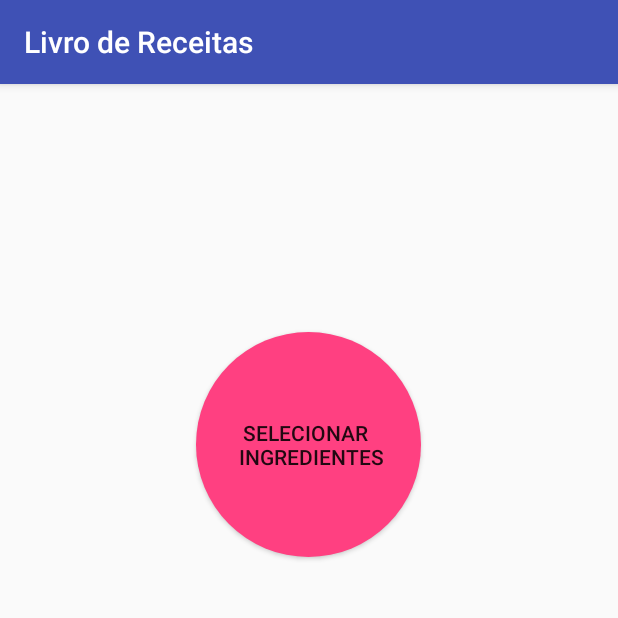
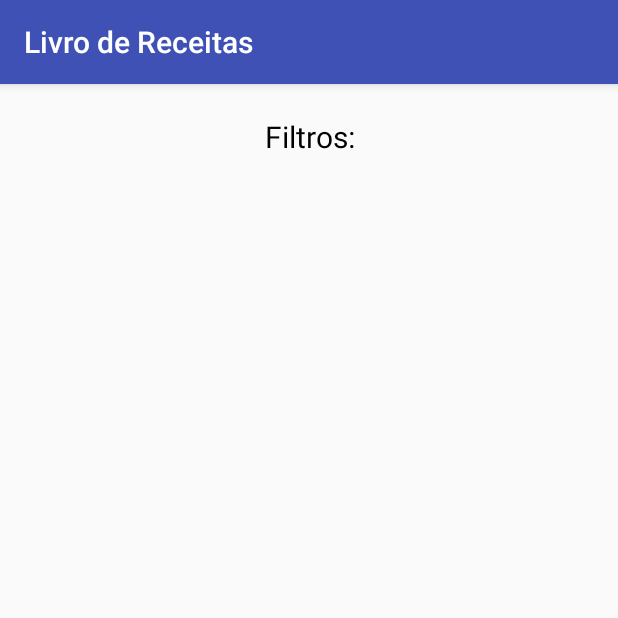
Before and after one commit to LucasAurelio/livro-de-receitas, an Android app: the screen it shows after launch (MainActivity), after a tap on an icon or button, on a phone screen of 412 x 824 dp, the top half of it. Run offline under Robolectric (Android 15) with nearby library versions, the phone set to English and light mode, and no system bars; libraries missing offline, so code that uses them is left out: com.roughike.bottombar; 8 statements that could not run were skipped.

Commit message:
Adicionando fragment de pesquisa, ainda sem layout

```diff
--- a/app/src/main/java/com/projetoes/livrodereceitas/MainActivity.java
+++ b/app/src/main/java/com/projetoes/livrodereceitas/MainActivity.java
@@ -1,32 +1,87 @@
 package com.projetoes.livrodereceitas;
 
+import android.os.PersistableBundle;
 import android.support.annotation.IdRes;
 import android.os.Bundle;
+import android.support.v4.app.Fragment;
+import android.support.v4.app.FragmentManager;
+import android.support.v4.app.FragmentTransaction;
 import android.support.v7.app.AppCompatActivity;
+import android.util.Log;
 import android.view.View;
 import android.widget.Toast;
 
+import com.projetoes.livrodereceitas.fragments.InitialFragment;
+import com.projetoes.livrodereceitas.fragments.SearchFragment;
 import com.roughike.bottombar.BottomBar;
 import com.roughike.bottombar.OnMenuTabClickListener;
 
 public class MainActivity extends AppCompatActivity {
 
     private BottomBar mBottomBar;
+    private InitialFragment initialFragment;
+    private SearchFragment searchFragment;
+    public static final String TAG = "MAIN_ACTIVITY";
+
+
 
 
     @Override
     protected void onCreate(Bundle savedInstanceState) {
         super.onCreate(savedInstanceState);
         setContentView(R.layout.activity_main);
+        // Bottom bar navigation menu
+        mBottomBar = BottomBar.attach(this, savedInstanceState);
+        mBottomBar.noTopOffset();
+        mBottomBar.noNavBarGoodness();
+        mBottomBar.setItems(R.menu.bottombar_menu);
+        mBottomBar.setDefaultTabPosition(0);
+        initializeBottomNavigation();
 
-        mBottomBar = BottomBar.attach(this, savedInstanceState);
-        mBottomBar.setItems(R.menu.bottombar_menu);
+
+        initialFragment = InitialFragment.getInstance();
+        searchFragment = SearchFragment.getInstance();
+
+
+        changeFragment(initialFragment, InitialFragment.TAG ,true);
+
+    }
+
+    @Override
+    public void onSaveInstanceState(Bundle outState, PersistableBundle outPersistentState) {
+        super.onSaveInstanceState(outState, outPersistentState);
+        // Necessary to restore the BottomBar's state, otherwise we would
+        // lose the current tab on orientation change.
+        mBottomBar.onSaveInstanceState(outState);
+    }
+
+
+    public void onSearchButtonPressed(View view) {
+        //changeFragment(searchFragment, InitialFragment.TAG ,true);
+
+
+        changeBottomBarItem(SearchFragment.TAG);
+        getSupportFragmentManager().beginTransaction().replace(R.id.content_layout,
+                searchFragment, SearchFragment.TAG).addToBackStack(SearchFragment.TAG).commit();
+
+        Toast.makeText(getBaseContext(), "I choose you!", Toast.LENGTH_SHORT).show();
+    }
+
+
+    /**
+     * Navigate between fragments when clicking the bottom bar navigation
+     */
+    private void initializeBottomNavigation() {
+
         mBottomBar.setOnMenuTabClickListener(new OnMenuTabClickListener() {
             // The user selected any item.
             @Override
             public void onMenuTabSelected(@IdRes int menuItemId) {
                 switch (menuItemId) {
+                    case (R.id.homeItem) :
+                        //changeFragment(initialFragment,InitialFragment.TAG ,true);
                     case (R.id.searchItem):
+                        //changeFragment(searchFragment, SearchFragment.TAG,true);
                         break;
                     case (R.id.favoriteItem):
                         Toast.makeText(getBaseContext(), "My precious", Toast.LENGTH_SHORT).show();
@@ -44,7 +99,11 @@ public class MainActivity extends AppCompatActivity {
             @Override
             public void onMenuTabReSelected(@IdRes int menuItemId) {
                 switch (menuItemId) {
+                    case (R.id.homeItem):
+                        //changeFragment(initialFragment, InitialFragment.TAG,false);
+                        break;
                     case (R.id.searchItem):
+                        //changeFragment(searchFragment, SearchFragment.TAG,false);
                         break;
                     case (R.id.favoriteItem):
                         Toast.makeText(getBaseContext(), "My precious", Toast.LENGTH_SHORT).show();
@@ -61,7 +120,70 @@ public class MainActivity extends AppCompatActivity {
     }
 
 
-    public void onButtonPressed(View view) {
-        Toast.makeText(getBaseContext(), "I choose you!", Toast.LENGTH_SHORT).show();
+    private void changeBottomBarItem(String currentFragment) {
+        switch (currentFragment) {
+            case InitialFragment.TAG:
+                mBottomBar.selectTabAtPosition(0, true);
+                break;
+            case SearchFragment.TAG:
+                mBottomBar.selectTabAtPosition(1, true);
+                break;
+        }
     }
+
+
+
+    // TA DANDO ERRO java.lang.RuntimeException: Unable to start activity ComponentInfo
+    /**
+     * Change the current displayed fragment by a new one.
+     * - if the fragment is in backstack, it will pop it
+     * - if the fragment is already displayed (trying to change the fragment with the same), it will not do anything
+     *
+     * @param frag            the new fragment to display
+     * @param saveInBackstack if we want the fragment to be in backstack
+     */
+
+    private void changeFragment(Fragment frag, String tag, boolean saveInBackstack) {
+
+
+        try {
+            FragmentManager manager = getSupportFragmentManager();
+            boolean fragmentPopped = manager.popBackStackImmediate(tag, 0);
+
+            if (!fragmentPopped && manager.findFragmentByTag(tag) == null) {
+                //fragment not in back stack, create it.
+                FragmentTransaction transaction = manager.beginTransaction();
+
+
+                transaction.replace(R.id.content_layout, frag, tag);
+
+                if (saveInBackstack) {
+                    Log.d(TAG, "Change Fragment: addToBackTack " + tag);
+                    transaction.addToBackStack(tag);
+                } else {
+                    Log.d(TAG, "Change Fragment: NO addToBackTack");
+                }
+                changeBottomBarItem(tag);
+                transaction.commit();
+            } else {
+                // custom effect if fragment is already instanciated
+            }
+        } catch (IllegalStateException exception) {
+            Log.w(TAG, "Unable to commit fragment, could be activity as been killed in background. " + exception.toString());
+        }
+    }
+
+
+    @Override
+    public void onBackPressed() {
+        int fragments = getSupportFragmentManager().getBackStackEntryCount();
+        if (fragments == 1) {
+            finish();
+            return;
+        }
+
+        super.onBackPressed();
+    }
+
+
 }
--- /dev/null
+++ b/app/src/main/java/com/projetoes/livrodereceitas/fragments/InitialFragment.java
@@ -0,0 +1,62 @@
+package com.projetoes.livrodereceitas.fragments;
+
+import android.content.Context;
+import android.net.Uri;
+import android.os.Bundle;
+import android.support.v4.app.Fragment;
+import android.view.LayoutInflater;
+import android.view.View;
+import android.view.ViewGroup;
+import android.widget.Toast;
+
+import com.projetoes.livrodereceitas.R;
+
+/**
+ * A simple {@link Fragment} subclass.
+ *
+ * Use the {@link InitialFragment#getInstance} factory method to
+ * create or get an instance of this fragment.
+ */
+public class InitialFragment extends Fragment {
+
+    static InitialFragment fragment;
+    public static final String TAG = "INITIAL_FRAGMENT";
+
+
+
+    public InitialFragment() {
+        // Required empty public constructor
+    }
+
+    /**
+     * Use this factory method to create a new instance of
+     * this fragment.
+     * @return A new instance of fragment InitialFragment.
+     */
+    public static InitialFragment getInstance() {
+        if (fragment == null ){
+            fragment = new InitialFragment();
+            Bundle args = new Bundle();
+            fragment.setArguments(args);
+        }
+
+        return fragment;
+    }
+
+    @Override
+    public void onCreate(Bundle savedInstanceState) {
+        super.onCreate(savedInstanceState);
+
+    }
+
+    @Override
+    public View onCreateView(LayoutInflater inflater, ViewGroup container,
+                             Bundle savedInstanceState) {
+        // Inflate the layout for this fragment
+        return inflater.inflate(R.layout.fragment_initial, container, false);
+    }
+
+
+
+
+}
--- /dev/null
+++ b/app/src/main/java/com/projetoes/livrodereceitas/fragments/SearchFragment.java
@@ -0,0 +1,55 @@
+package com.projetoes.livrodereceitas.fragments;
+
+
+import android.os.Bundle;
+import android.support.v4.app.Fragment;
+import android.view.LayoutInflater;
+import android.view.View;
+import android.view.ViewGroup;
+
+import com.projetoes.livrodereceitas.R;
+
+/**
+ * A simple {@link Fragment} subclass.
+ * Use the {@link SearchFragment#getInstance} factory method to
+ * create or get a instance of this fragment.
+ */
+public class SearchFragment extends Fragment {
+
+    private static SearchFragment fragment;
+    public static final String TAG = "SEARCH_FRAGMENT";
+
+
+    public SearchFragment() {
+        // Required empty public constructor
+    }
+
+    /**
+     * Use this factory method to create a new instance of
+     * this fragment using the provided parameters.
+     *
+     * @return A new instance of fragment SearchFragment.
+     */
+    public static SearchFragment getInstance() {
+        if (fragment == null ){
+            fragment = new SearchFragment();
+            Bundle args = new Bundle();
+            fragment.setArguments(args);
+        }
+
+        return fragment;
+    }
+
+    @Override
+    public void onCreate(Bundle savedInstanceState) {
+        super.onCreate(savedInstanceState);
+    }
+
+    @Override
+    public View onCreateView(LayoutInflater inflater, ViewGroup container,
+                             Bundle savedInstanceState) {
+        // Inflate the layout for this fragment
+        return inflater.inflate(R.layout.fragment_search, container, false);
+    }
+
+}
--- /dev/null
+++ b/app/src/main/res/drawable/ic_home.xml
@@ -0,0 +1,5 @@
+<vector android:height="24dp" android:viewportHeight="495.398"
+    android:viewportWidth="495.398" android:width="24dp" xmlns:android="http://schemas.android.com/apk/res/android">
+    <path android:fillColor="#FF000000" android:pathData="M487.1,225.5l-75.1,-75.1V63.7c0,-15.7 -12.7,-28.4 -28.4,-28.4c-15.7,0 -28.4,12.7 -28.4,28.4v29.9L299.3,37.7c-27.6,-27.6 -75.7,-27.6 -103.3,0.1L8.3,225.5c-11.1,11.1 -11.1,29.1 0,40.2c11.1,11.1 29.1,11.1 40.2,0l187.7,-187.7c6.1,-6.1 16.9,-6.1 23,-0l187.7,187.7c5.6,5.6 12.8,8.3 20.1,8.3c7.3,0 14.5,-2.8 20.1,-8.3C498.2,254.6 498.2,236.6 487.1,225.5z"/>
+    <path android:fillColor="#FF000000" android:pathData="M257.6,131.8c-5.5,-5.5 -14.3,-5.5 -19.7,0L72.7,296.9c-2.6,2.6 -4.1,6.2 -4.1,9.9v120.4c0,28.3 22.9,51.2 51.2,51.2h81.8v-126.6h92.3v126.6h81.8c28.3,0 51.2,-22.9 51.2,-51.2V306.8c0,-3.7 -1.5,-7.3 -4.1,-9.9L257.6,131.8z"/>
+</vector>
--- a/app/src/main/res/layout/activity_main.xml
+++ b/app/src/main/res/layout/activity_main.xml
@@ -9,23 +9,12 @@
     android:paddingTop="@dimen/activity_vertical_margin"
     tools:context="com.projetoes.livrodereceitas.MainActivity">
 
-
-
     <RelativeLayout
         android:layout_width="match_parent"
-        android:layout_height="match_parent">
-
-        <Button
-            android:layout_width="wrap_content"
-            android:layout_height="wrap_content"
-            android:onClick="onButtonPressed"
-            android:id="@+id/search_btn"
-            android:text="@string/select_btn_text"
-            android:background="@drawable/circle_btn"
-            android:layout_alignParentTop="true"
-            android:layout_centerHorizontal="true"
-            android:layout_marginTop="149dp" />
+        android:layout_height="match_parent"
+        android:id="@+id/content_layout">
 
     </RelativeLayout>
 
+
 </RelativeLayout>
--- /dev/null
+++ b/app/src/main/res/layout/fragment_initial.xml
@@ -0,0 +1,25 @@
+<FrameLayout xmlns:android="http://schemas.android.com/apk/res/android"
+    xmlns:tools="http://schemas.android.com/tools"
+    android:layout_width="match_parent"
+    android:layout_height="match_parent"
+    tools:context=".fragments.InitialFragment">
+
+
+    <RelativeLayout
+        android:layout_width="match_parent"
+        android:layout_height="match_parent">
+
+        <Button
+            android:layout_width="wrap_content"
+            android:layout_height="wrap_content"
+            android:onClick="onSearchButtonPressed"
+            android:id="@+id/search_btn"
+            android:text="@string/select_btn_text"
+            android:background="@drawable/circle_btn"
+            android:layout_alignParentTop="true"
+            android:layout_centerHorizontal="true"
+            android:layout_marginTop="149dp" />
+
+    </RelativeLayout>
+
+</FrameLayout>
--- /dev/null
+++ b/app/src/main/res/layout/fragment_search.xml
@@ -0,0 +1,31 @@
+<FrameLayout xmlns:android="http://schemas.android.com/apk/res/android"
+    xmlns:tools="http://schemas.android.com/tools"
+    android:layout_width="match_parent"
+    android:layout_height="match_parent"
+    tools:context="com.projetoes.livrodereceitas.fragments.SearchFragment"
+    android:padding="5dp">
+
+    <LinearLayout
+        android:layout_width="match_parent"
+        android:layout_height="wrap_content"
+        android:orientation="vertical">
+
+        <TextView
+            android:layout_width="match_parent"
+            android:layout_height="wrap_content"
+            android:text="Filtros:"
+            android:textSize="20dp"
+            android:textAlignment="center"
+            android:textColor="@android:color/black"/>
+
+        <ListView
+            android:layout_width="match_parent"
+            android:layout_height="wrap_content"
+            android:id="@+id/filter_list"/>
+
+
+
+    </LinearLayout>
+
+
+</FrameLayout>
--- a/app/src/main/res/menu/bottombar_menu.xml
+++ b/app/src/main/res/menu/bottombar_menu.xml
@@ -1,5 +1,11 @@
 <?xml version="1.0" encoding="utf-8"?>
 <menu xmlns:android="http://schemas.android.com/apk/res/android">
+
+
+    <item
+        android:id="@+id/homeItem"
+        android:icon="@drawable/ic_home"
+        android:title="@string/home_text_menu" />
 
     <item
         android:id="@+id/searchItem"
--- a/app/src/main/res/values/strings.xml
+++ b/app/src/main/res/values/strings.xml
@@ -7,4 +7,5 @@
     <string name="favorite_text_menu">Favoritos</string>
     <string name="help_text_menu">Ajuda</string>
     <string name="select_btn_text">Selecionar \n Ingredientes</string>
+    <string name="home_text_menu">Início</string>
 </resources>
```
